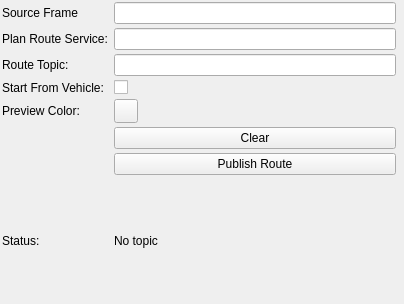
Qt form fkie_iop_mapviz_plugins/ui/plan_local_route_config.ui (fkie/iop_gui) before a commit.
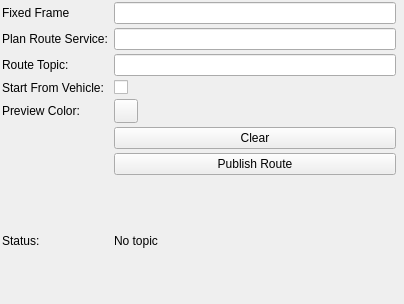
The same form after that commit. Custom widgets are drawn as their Qt base class.

Commit message: changed label description in local route plan

Patch:
```diff
--- a/fkie_iop_mapviz_plugins/ui/plan_local_route_config.ui
+++ b/fkie_iop_mapviz_plugins/ui/plan_local_route_config.ui
@@ -151,7 +151,7 @@
       <font/>
      </property>
      <property name="text">
-      <string>Source Frame</string>
+      <string>Fixed Frame</string>
      </property>
     </widget>
    </item>
```
